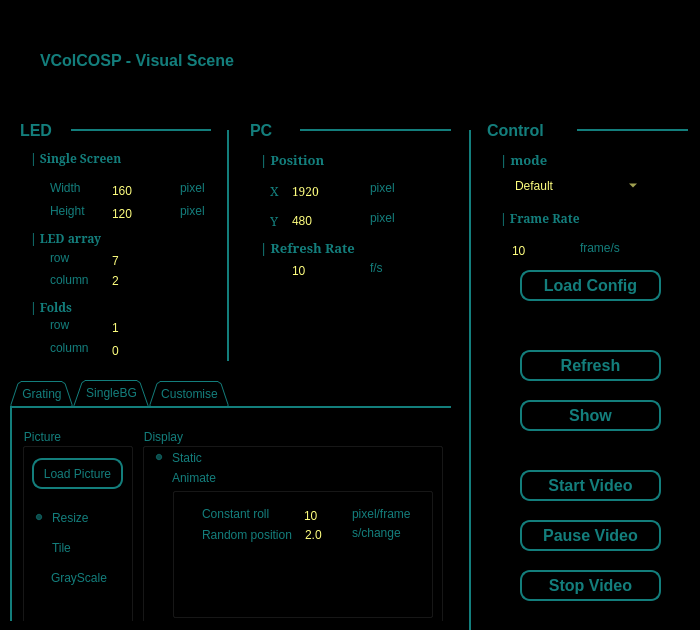
Qt form viewers/vscene.ui (XuelongSun/VColCOSP_GUI) before a commit.
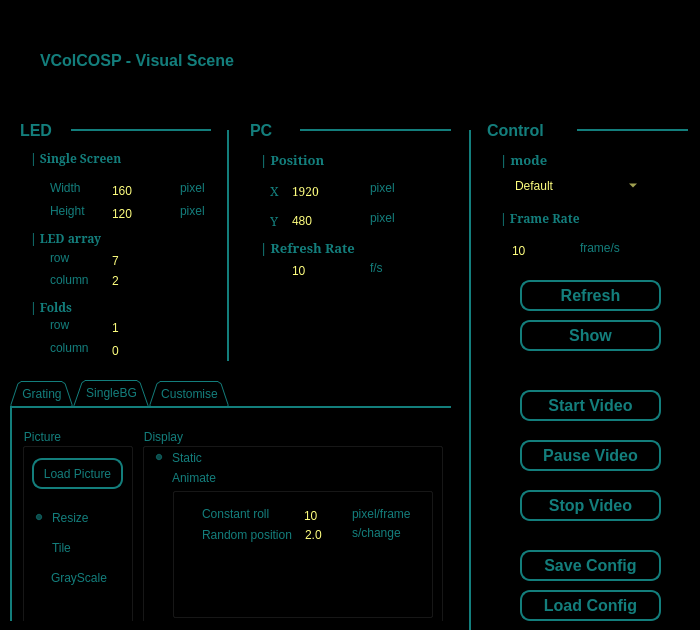
The same form after that commit. Icons and pictures are not drawn.

Commit message:
Added VScene config save and load.
Also added pheromone diversity to the save/load config function.

What changed in the file:
```diff
--- a/viewers/vscene.ui
+++ b/viewers/vscene.ui
@@ -203,7 +203,7 @@
    <property name="geometry">
     <rect>
      <x>520</x>
-     <y>400</y>
+     <y>320</y>
      <width>141</width>
      <height>31</height>
     </rect>
@@ -844,7 +844,7 @@
    <property name="geometry">
     <rect>
      <x>520</x>
-     <y>350</y>
+     <y>280</y>
      <width>141</width>
      <height>31</height>
     </rect>
@@ -1335,7 +1335,7 @@
    <property name="geometry">
     <rect>
      <x>520</x>
-     <y>470</y>
+     <y>390</y>
      <width>141</width>
      <height>31</height>
     </rect>
@@ -1360,7 +1360,7 @@
    <property name="geometry">
     <rect>
      <x>520</x>
-     <y>570</y>
+     <y>490</y>
      <width>141</width>
      <height>31</height>
     </rect>
@@ -1385,7 +1385,7 @@
    <property name="geometry">
     <rect>
      <x>520</x>
-     <y>520</y>
+     <y>440</y>
      <width>141</width>
      <height>31</height>
     </rect>
@@ -1455,7 +1455,7 @@
    <property name="geometry">
     <rect>
      <x>520</x>
-     <y>270</y>
+     <y>590</y>
      <width>141</width>
      <height>31</height>
     </rect>
@@ -1529,6 +1529,31 @@
     <string>frame/s</string>
    </property>
   </widget>
+  <widget class="QPushButton" name="pb_save_config">
+   <property name="geometry">
+    <rect>
+     <x>520</x>
+     <y>550</y>
+     <width>141</width>
+     <height>31</height>
+    </rect>
+   </property>
+   <property name="font">
+    <font>
+     <family>Arial</family>
+     <pointsize>12</pointsize>
+     <weight>75</weight>
+     <bold>true</bold>
+    </font>
+   </property>
+   <property name="styleSheet">
+    <string notr="true">border: 2px solid rgb(19, 126, 124);
+border-radius:10px;</string>
+   </property>
+   <property name="text">
+    <string>Save Config</string>
+   </property>
+  </widget>
  </widget>
  <resources>
   <include location="../resources.qrc"/>
```
Left out of the diff: 2 changed lines with no effect on the pictures. The commit also changes 4 other files.
